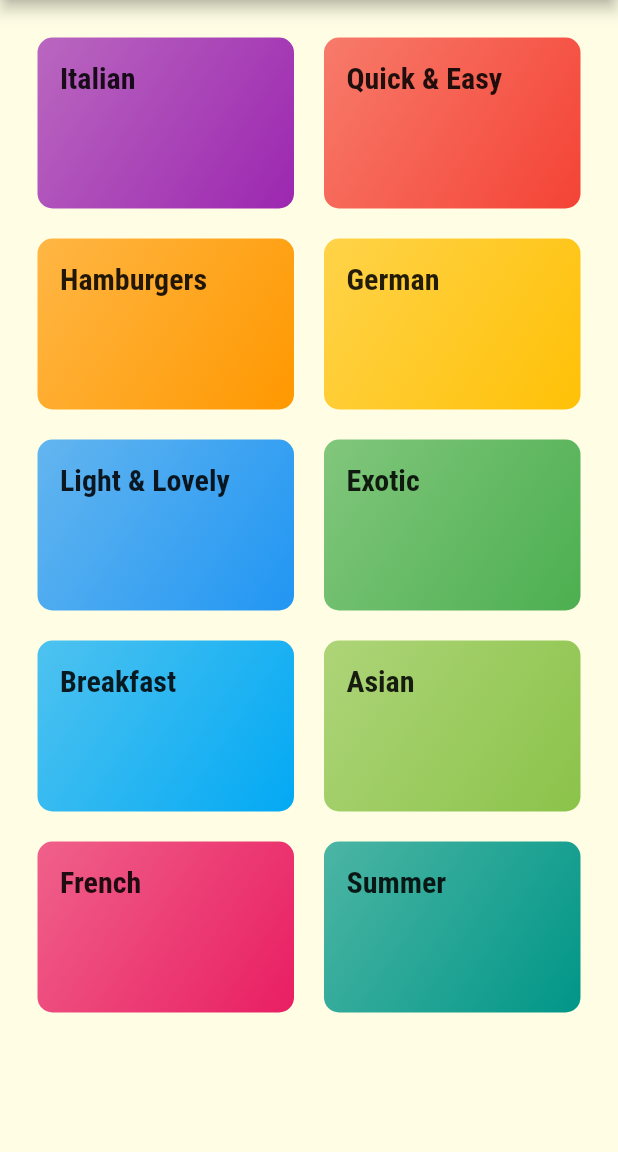
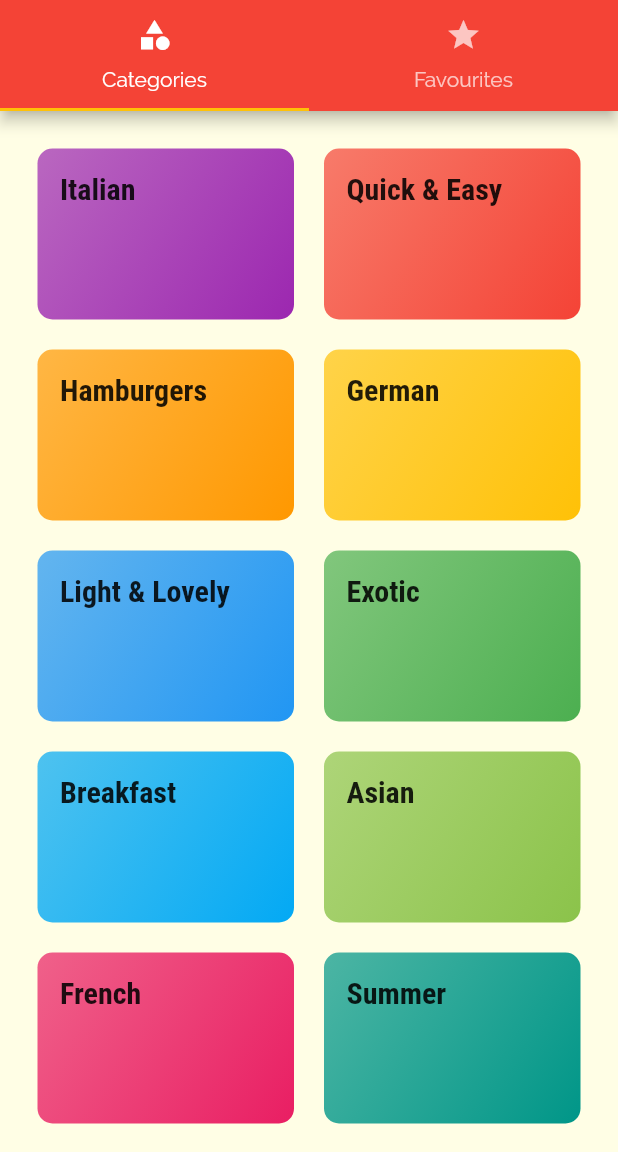
Before and after one commit to moratelli/deli_meals, a Flutter app: the screen it shows after launch, on a phone screen of 412 x 824 dp, the part 84-1236 px from its top. Run offline on Flutter 3.47's test engine with Material 2 defaults, Android fonts, the phone set to English and light mode, and no system bars.

Commit message:
Add tab bar

```diff
--- a/lib/main.dart
+++ b/lib/main.dart
@@ -1,8 +1,9 @@
 import 'package:flutter/material.dart';
 
-import 'screens/categories_screen.dart';
-import 'screens/category_meals_screen.dart';
-import 'screens/meal_detail_screen.dart';
+import './screens/categories_screen.dart';
+import './screens/category_meals_screen.dart';
+import './screens/meal_detail_screen.dart';
+import './screens/tabs_screen.dart';
 
 void main() => runApp(MyApp());
 
@@ -35,7 +36,7 @@ class MyApp extends StatelessWidget {
       /* home: CategoriesScreen(), */
       initialRoute: '/',
       routes: {
-        '/': (context) => CategoriesScreen(),
+        '/': (context) => TabsScreen(),
         CategoryMealsScreen.routeName: (context) => CategoryMealsScreen(),
         MealDetailScreen.routeName: (context) => MealDetailScreen(),
       },
--- a/lib/screens/categories_screen.dart
+++ b/lib/screens/categories_screen.dart
@@ -6,11 +6,7 @@ import '../dummy_data.dart';
 class CategoriesScreen extends StatelessWidget {
   @override
   Widget build(BuildContext context) {
-    return Scaffold(
-      appBar: AppBar(
-        title: const Text('Deli Meals'),
-      ),
-      body: GridView(
+    return GridView(
       padding: const EdgeInsets.all(25),
       children: DUMMY_CATEGORIES
           .map(
@@ -27,7 +23,6 @@ class CategoriesScreen extends StatelessWidget {
         crossAxisSpacing: 20,
         mainAxisSpacing: 20,
       ),
-      ),
     );
   }
 }
--- /dev/null
+++ b/lib/screens/favourites_screen.dart
@@ -0,0 +1,10 @@
+import 'package:flutter/material.dart';
+
+class FavouritesScreen extends StatelessWidget {
+  @override
+  Widget build(BuildContext context) {
+    return Center(
+      child: Text('The Favourites!'),
+    );
+  }
+}
--- /dev/null
+++ b/lib/screens/tabs_screen.dart
@@ -0,0 +1,35 @@
+import 'package:deli_meals/screens/favourites_screen.dart';
+import 'package:flutter/material.dart';
+
+import './categories_screen.dart';
+
+class TabsScreen extends StatefulWidget {
+  @override
+  _TabsScreenState createState() => _TabsScreenState();
+}
+
+class _TabsScreenState extends State<TabsScreen> {
+  @override
+  Widget build(BuildContext context) {
+    return DefaultTabController(
+      length: 2,
+      child: Scaffold(
+        appBar: AppBar(
+          title: Text('Deli Meals'),
+          bottom: TabBar(
+            tabs: [
+              Tab(icon: Icon(Icons.category), text: 'Categories'),
+              Tab(icon: Icon(Icons.star), text: 'Favourites'),
+            ],
+          ),
+        ),
+        body: TabBarView(
+          children: [
+            CategoriesScreen(),
+            FavouritesScreen(),
+          ],
+        ),
+      ),
+    );
+  }
+}
```
Lines whose indentation alone changed are shown as unchanged.
